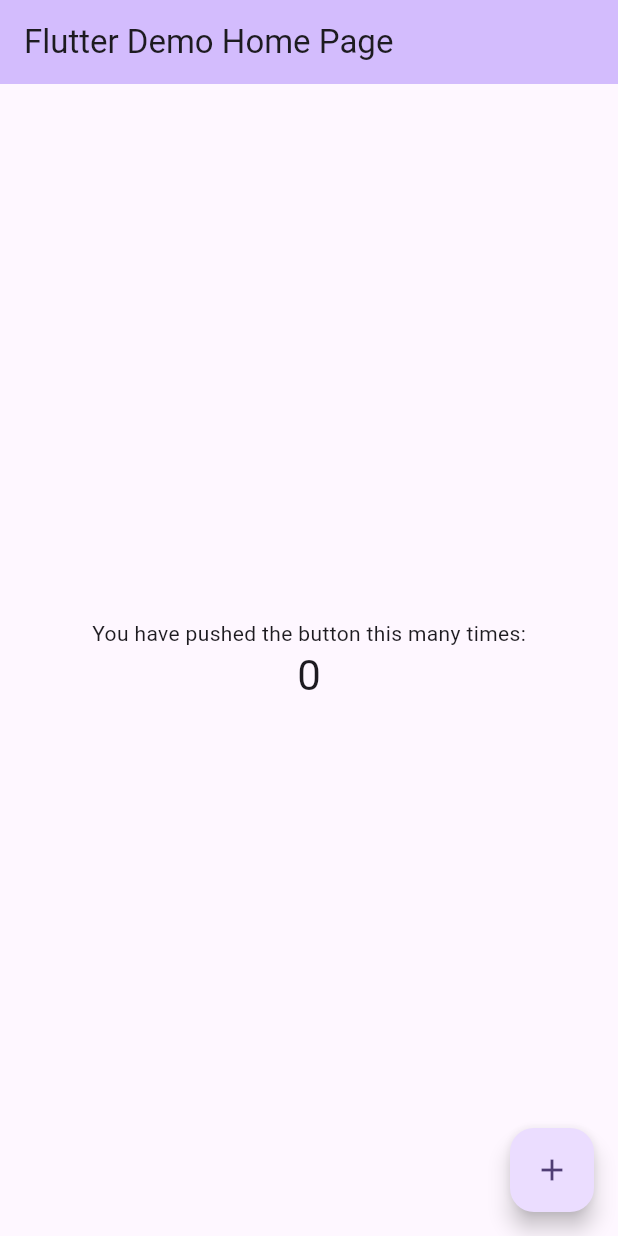
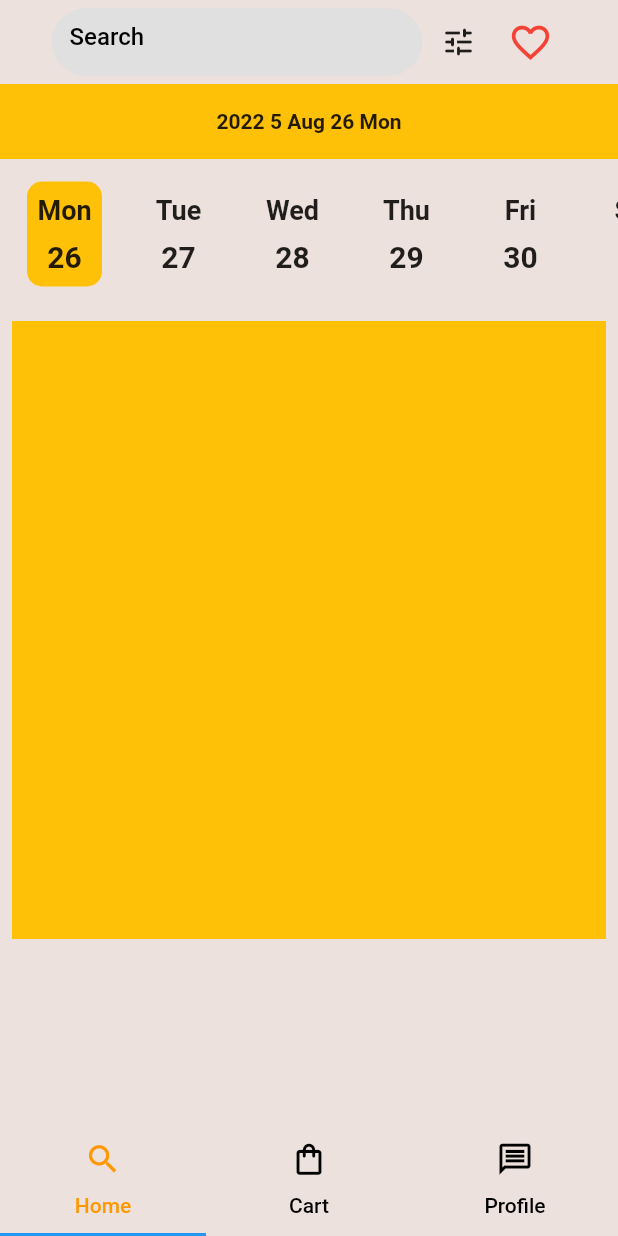
Before and after one commit to Farizaaaa/flutter_responsive_ui_design, a Flutter app: the screen it shows after launch, on a phone screen of 412 x 824 dp. Run offline on Flutter 3.47's test engine with Material 2 defaults, Android fonts, the phone set to English and light mode, and no system bars.

Commit message:
Adding files

```diff
--- /dev/null
+++ b/lib/layout/screen_layout.dart
@@ -0,0 +1,71 @@
+import 'package:flutter/material.dart';
+import 'package:flutter_responsive_ui/utils/constants.dart';
+
+class ResponsiveLayout extends StatefulWidget {
+  const ResponsiveLayout({super.key});
+
+  @override
+  State<ResponsiveLayout> createState() => _ResponsiveLayoutState();
+}
+
+class _ResponsiveLayoutState extends State<ResponsiveLayout> {
+  PageController pageController = PageController();
+  int currentPage = 0;
+  @override
+  void dispose() {
+    super.dispose();
+    pageController.dispose();
+  }
+
+
+  changePage(int page) {
+    pageController.jumpToPage(page);
+    setState(() {
+      currentPage = page;
+    });
+  }
+
+  @override
+  void initState() {
+    super.initState();
+  }
+
+  @override
+  Widget build(BuildContext context) {
+    return DefaultTabController(
+      length: 3,
+      child: SafeArea(
+          child: Scaffold(
+        body: PageView(
+          controller: pageController,
+          children: screens,
+        ),
+        bottomNavigationBar: Container(
+
+
+          child: TabBar(
+              onTap: changePage,
+              labelColor: Colors.orange,
+              unselectedLabelColor: Colors.black,
+              tabs: const [
+                Tab(
+                  icon: Icon(Icons.search, size: 25),
+                  text: "Home",
+                ),
+                Tab(
+                  icon: Icon(
+                    Icons.shopping_bag_outlined,
+                    size: 25,
+                  ),
+                  text: "Cart",
+                ),
+                Tab(
+                  icon: Icon(Icons.message_outlined, size: 25),
+                  text: "Profile",
+                )
+              ]),
+        ),
+      )),
+    );
+  }
+}
--- a/lib/main.dart
+++ b/lib/main.dart
@@ -1,125 +1,20 @@
-import 'package:flutter/material.dart';
+import 'package:flutter/Material.dart';
+import 'package:flutter_responsive_ui/layout/screen_layout.dart';
 
 void main() {
-  runApp(const MyApp());
+  runApp(const ResponsiveUi());
 }
 
-class MyApp extends StatelessWidget {
-  const MyApp({super.key});
+class ResponsiveUi extends StatelessWidget {
+  const ResponsiveUi({super.key});
 
-  // This widget is the root of your application.
   @override
   Widget build(BuildContext context) {
     return MaterialApp(
-      title: 'Flutter Demo',
-      theme: ThemeData(
-        // This is the theme of your application.
-        //
-        // TRY THIS: Try running your application with "flutter run". You'll see
-        // the application has a blue toolbar. Then, without quitting the app,
-        // try changing the seedColor in the colorScheme below to Colors.green
-        // and then invoke "hot reload" (save your changes or press the "hot
-        // reload" button in a Flutter-supported IDE, or press "r" if you used
-        // the command line to start the app).
-        //
-        // Notice that the counter didn't reset back to zero; the application
-        // state is not lost during the reload. To reset the state, use hot
-        // restart instead.
-        //
-        // This works for code too, not just values: Most code changes can be
-        // tested with just a hot reload.
-        colorScheme: ColorScheme.fromSeed(seedColor: Colors.deepPurple),
-        useMaterial3: true,
-      ),
-      home: const MyHomePage(title: 'Flutter Demo Home Page'),
+      title: "Responsive UI",
+      debugShowCheckedModeBanner: false,
+      theme: ThemeData.light().copyWith(scaffoldBackgroundColor: const Color.fromARGB(255, 237, 225, 221)),
+      home: const ResponsiveLayout(),
     );
   }
 }
-
-class MyHomePage extends StatefulWidget {
-  const MyHomePage({super.key, required this.title});
-
-  // This widget is the home page of your application. It is stateful, meaning
-  // that it has a State object (defined below) that contains fields that affect
-  // how it looks.
-
-  // This class is the configuration for the state. It holds the values (in this
-  // case the title) provided by the parent (in this case the App widget) and
-  // used by the build method of the State. Fields in a Widget subclass are
-  // always marked "final".
-
-  final String title;
-
-  @override
-  State<MyHomePage> createState() => _MyHomePageState();
-}
-
-class _MyHomePageState extends State<MyHomePage> {
-  int _counter = 0;
-
-  void _incrementCounter() {
-    setState(() {
-      // This call to setState tells the Flutter framework that something has
-      // changed in this State, which causes it to rerun the build method below
-      // so that the display can reflect the updated values. If we changed
-      // _counter without calling setState(), then the build method would not be
-      // called again, and so nothing would appear to happen.
-      _counter++;
-    });
-  }
-
-  @override
-  Widget build(BuildContext context) {
-    // This method is rerun every time setState is called, for instance as done
-    // by the _incrementCounter method above.
-    //
-    // The Flutter framework has been optimized to make rerunning build methods
-    // fast, so that you can just rebuild anything that needs updating rather
-    // than having to individually change instances of widgets.
-    return Scaffold(
-      appBar: AppBar(
-        // TRY THIS: Try changing the color here to a specific color (to
-        // Colors.amber, perhaps?) and trigger a hot reload to see the AppBar
-        // change color while the other colors stay the same.
-        backgroundColor: Theme.of(context).colorScheme.inversePrimary,
-        // Here we take the value from the MyHomePage object that was created by
-        // the App.build method, and use it to set our appbar title.
-        title: Text(widget.title),
-      ),
-      body: Center(
-        // Center is a layout widget. It takes a single child and positions it
-        // in the middle of the parent.
-        child: Column(
-          // Column is also a layout widget. It takes a list of children and
-          // arranges them vertically. By default, it sizes itself to fit its
-          // children horizontally, and tries to be as tall as its parent.
-          //
-          // Column has various properties to control how it sizes itself and
-          // how it positions its children. Here we use mainAxisAlignment to
-          // center the children vertically; the main axis here is the vertical
-          // axis because Columns are vertical (the cross axis would be
-          // horizontal).
-          //
-          // TRY THIS: Invoke "debug painting" (choose the "Toggle Debug Paint"
-          // action in the IDE, or press "p" in the console), to see the
-          // wireframe for each widget.
-          mainAxisAlignment: MainAxisAlignment.center,
-          children: <Widget>[
-            const Text(
-              'You have pushed the button this many times:',
-            ),
-            Text(
-              '$_counter',
-              style: Theme.of(context).textTheme.headlineMedium,
-            ),
-          ],
-        ),
-      ),
-      floatingActionButton: FloatingActionButton(
-        onPressed: _incrementCounter,
-        tooltip: 'Increment',
-        child: const Icon(Icons.add),
-      ), // This trailing comma makes auto-formatting nicer for build methods.
-    );
-  }
-}
--- /dev/null
+++ b/lib/screens/home_screen.dart
@@ -0,0 +1,20 @@
+import 'package:flutter/material.dart';
+import 'package:flutter_responsive_ui/widgets/date_button.dart';
+import 'package:flutter_responsive_ui/widgets/date_list.dart';
+import 'package:flutter_responsive_ui/widgets/product_item.dart';
+import 'package:flutter_responsive_ui/widgets/search_bar.dart';
+
+class HomeScreen extends StatelessWidget {
+  const HomeScreen({super.key});
+
+  @override
+  Widget build(BuildContext context) {
+    return Scaffold(
+      appBar: SearchBarWidget(hasBackButton: false, isReadOnly: true),
+      body: Column(
+        children: [DateButton(), DateList(), ProductItem()],
+      ),
+    );
+    ;
+  }
+}
--- /dev/null
+++ b/lib/screens/product_screen.dart
@@ -0,0 +1,13 @@
+
+import 'package:flutter/material.dart';
+
+class ProductScreen extends StatelessWidget {
+  const ProductScreen({super.key});
+
+  @override
+  Widget build(BuildContext context) {
+    return Scaffold(
+      body: Center(child: Text("Products")),
+    );;
+  }
+}
--- /dev/null
+++ b/lib/screens/registration_screen.dart
@@ -0,0 +1,12 @@
+import 'package:flutter/material.dart';
+
+class RegistrationScreen extends StatelessWidget {
+  const RegistrationScreen({super.key});
+
+  @override
+  Widget build(BuildContext context) {
+    return Scaffold(
+      body: Center(child: Text("Registration")),
+    );
+  }
+}
--- /dev/null
+++ b/lib/utils/colors.dart
@@ -0,0 +1,4 @@
+import 'package:flutter/material.dart';
+
+const Color primary = Color.fromARGB(255, 237, 225, 221);
+const Color yellowColor = Color(0xfffed813);
--- /dev/null
+++ b/lib/utils/constants.dart
@@ -0,0 +1,26 @@
+import 'package:flutter/material.dart';
+import 'package:flutter_responsive_ui/screens/home_screen.dart';
+import 'package:flutter_responsive_ui/screens/product_screen.dart';
+import 'package:flutter_responsive_ui/screens/registration_screen.dart';
+
+const List<Widget> screens=[
+  HomeScreen(),
+  ProductScreen(),
+  RegistrationScreen()
+];
+
+
+const double kAppBarHeight = 80;
+final dayName = [
+  "Mon",
+  "Tue",
+  "Wed",
+  "Thu",
+  "Fri",
+  "Sat",
+  "Sun",
+  "Mon",
+  "Tue",
+  "Wed",
+];
+final dayDate = [26, 27, 28, 29, 30, 1, 2, 3, 4, 5];
--- /dev/null
+++ b/lib/widgets/date_button.dart
@@ -0,0 +1,22 @@
+import 'package:flutter/material.dart';
+
+class DateButton extends StatelessWidget {
+  const DateButton({
+    super.key,
+  });
+
+  @override
+  Widget build(BuildContext context) {
+    Size screenSize = MediaQuery.of(context).size;
+    return Container(
+      width: screenSize.width,
+      height: 50,
+      alignment: Alignment.center,
+      decoration: BoxDecoration(color: Colors.amber),
+      child: Text(
+        "2022 5 Aug 26 Mon",
+        style: TextStyle(fontWeight: FontWeight.bold),
+      ),
+    );
+  }
+}
--- /dev/null
+++ b/lib/widgets/date_list.dart
@@ -0,0 +1,62 @@
+import 'package:flutter/material.dart';
+import 'package:flutter_responsive_ui/utils/colors.dart';
+import 'package:flutter_responsive_ui/utils/constants.dart';
+
+class DateList extends StatefulWidget {
+  const DateList({super.key});
+
+  @override
+  State<DateList> createState() => _DateListState();
+}
+
+class _DateListState extends State<DateList> {
+  @override
+  Widget build(BuildContext context) {
+    Size screenSize = MediaQuery.of(context).size;
+    List _selectedIndexs = [];
+    return Container(
+        width: screenSize.width,
+        height: 100,
+        child: ListView.builder(
+            scrollDirection: Axis.horizontal,
+            itemCount: 10,
+            itemBuilder: (context, index) {
+              final _isSelected = _selectedIndexs.contains(index);
+              return Padding(
+                padding: EdgeInsets.all(8),
+                child: Row(
+                  mainAxisAlignment: MainAxisAlignment.spaceEvenly,
+                  children: [
+                    SizedBox(
+                      width: 10,
+                    ),
+                    Container(
+                      decoration: BoxDecoration(
+                        borderRadius: BorderRadius.circular(10),
+                        color: index == 0 ? Colors.amber : primary,
+                      ),
+                      height: 70,
+                      width: 50,
+                      alignment: Alignment.center,
+                      child: Column(
+                        mainAxisAlignment: MainAxisAlignment.spaceEvenly,
+                        children: [
+                          Text(
+                            dayName[index],
+                            style: TextStyle(
+                                fontWeight: FontWeight.bold, fontSize: 18),
+                          ),
+                          Text(
+                            dayDate[index].toString(),
+                            style: TextStyle(
+                                fontWeight: FontWeight.bold, fontSize: 20),
+                          ),
+                        ],
+                      ),
+                    ),
+                  ],
+                ),
+              );
+            }));
+  }
+}
--- /dev/null
+++ b/lib/widgets/product_item.dart
@@ -0,0 +1,17 @@
+import 'package:flutter/material.dart';
+
+class ProductItem extends StatelessWidget {
+  const ProductItem({super.key});
+
+  @override
+  Widget build(BuildContext context) {
+    Size screenSize = MediaQuery.of(context).size;
+    return Container(
+      margin: const EdgeInsets.all(8),
+      padding: const EdgeInsets.all(8),
+      height: screenSize.height / 2,
+      width: screenSize.width,
+      color: Colors.amber,
+    );
+  }
+}
--- /dev/null
+++ b/lib/widgets/search_bar.dart
@@ -0,0 +1,65 @@
+import 'package:flutter/material.dart';
+import 'package:flutter_responsive_ui/utils/colors.dart';
+import 'package:flutter_responsive_ui/utils/constants.dart';
+
+class SearchBarWidget extends StatelessWidget implements PreferredSizeWidget {
+  final bool isReadOnly;
+  final bool hasBackButton;
+
+  SearchBarWidget(
+      {super.key,
+      prefferedSize,
+      required this.hasBackButton,
+      required this.isReadOnly});
+
+  @override
+  Size get preferredSize => const Size.fromHeight(kToolbarHeight);
+//final Size prefferedSize=;
+
+  @override
+  Widget build(BuildContext context) {
+    Size screenSize = MediaQuery.of(context).size;
+    return Container(
+      height: kAppBarHeight,
+      decoration: const BoxDecoration(),
+      child: Row(mainAxisAlignment: MainAxisAlignment.center, children: [
+        hasBackButton
+            ? IconButton(
+                onPressed: () {
+                  Navigator.pop(context);
+                },
+                icon: const Icon(Icons.arrow_back))
+            : Container(),
+        Container(
+          width: screenSize.width * 0.6,
+          height: 45,
+          color: primary,
+          child: Container(
+            child: TextField(
+              readOnly: isReadOnly,
+              decoration: InputDecoration(
+                hintText: "Search ",
+                hintStyle:
+                    TextStyle(color: Colors.black, fontWeight: FontWeight.w500),
+                fillColor: Colors.grey.shade300,
+                filled: true,
+                border: OutlineInputBorder(
+                  borderSide: BorderSide.none,
+                  borderRadius: BorderRadius.all(Radius.circular(90.0)),
+                ),
+              ),
+            ),
+          ),
+        ),
+        IconButton(onPressed: () {}, icon: const Icon(Icons.tune_rounded)),
+        IconButton(
+            onPressed: () {},
+            icon: const Icon(
+              Icons.favorite_outline,
+              color: Colors.red,
+              size: 30,
+            )),
+      ]),
+    );
+  }
+}
```
Also changed, not shown: 1 other file.
